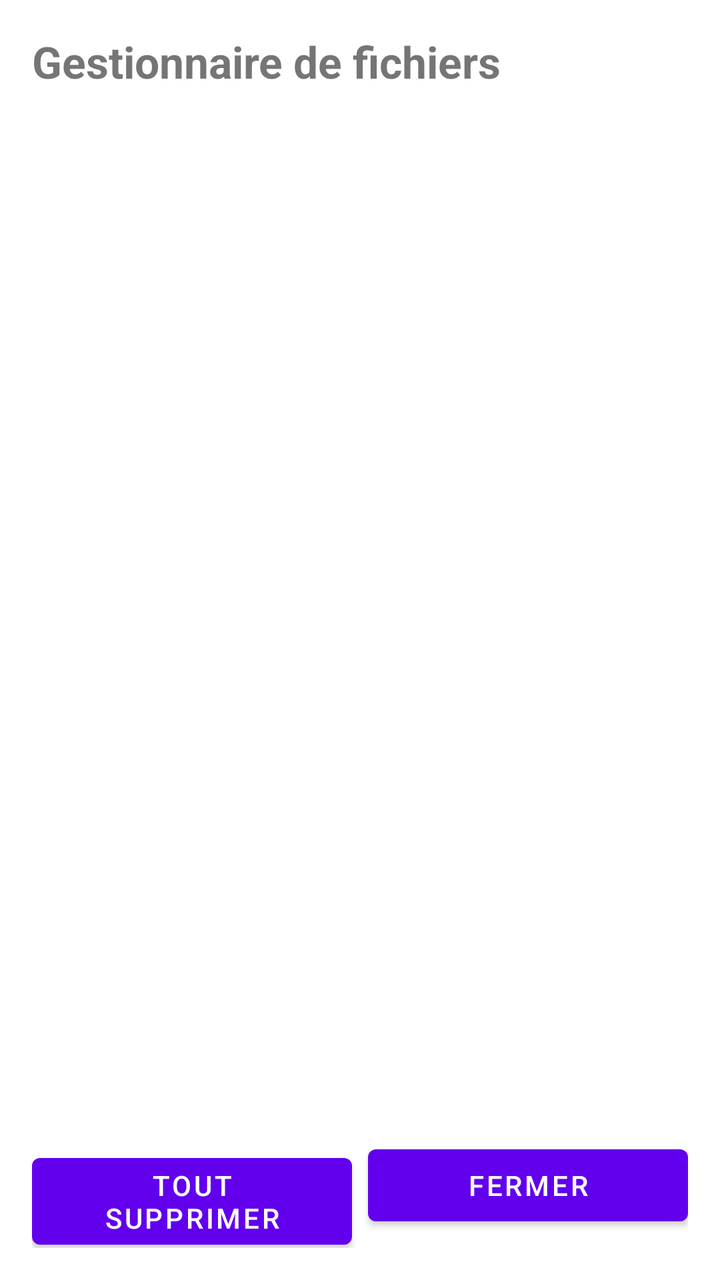
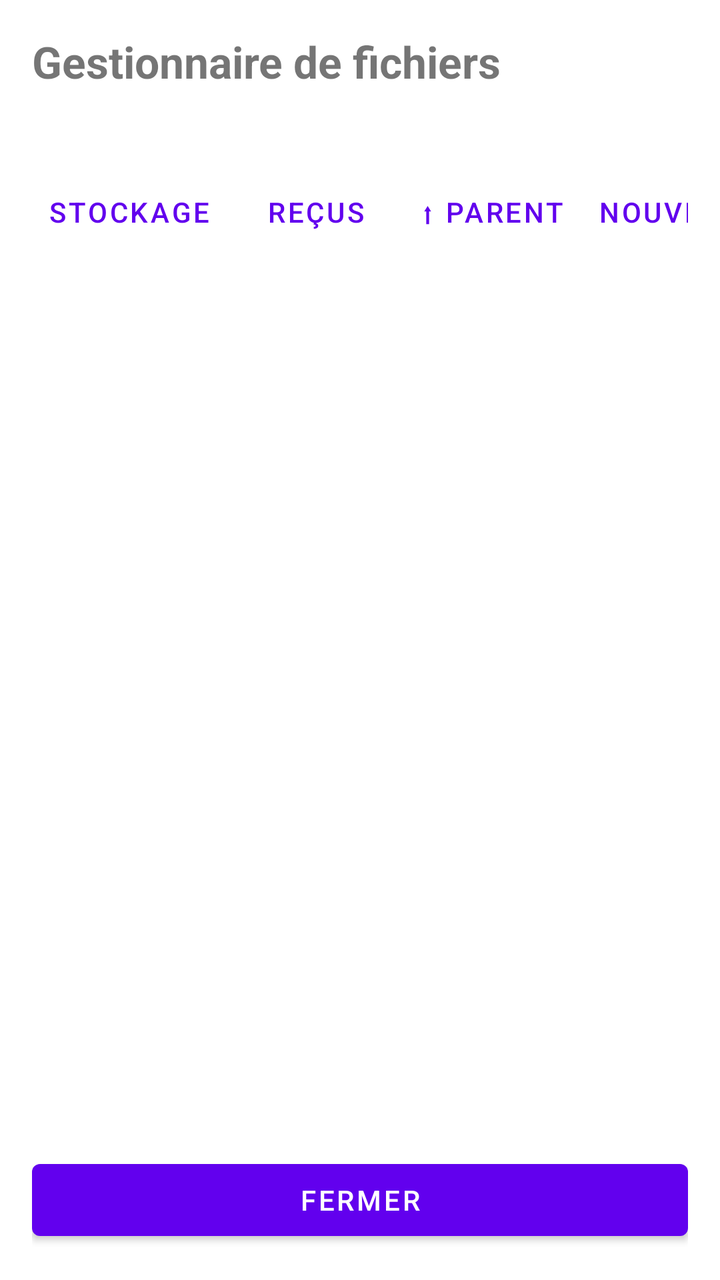

The first picture is an Android layout as it rendered before a commit; the second is the same layout after the commit. The layout source and the unified diff follow.
<!-- AndroidManifest.xml: application theme Theme.ApkShare -->
<!-- res/layout/activity_file_manager.xml -->
<?xml version="1.0" encoding="utf-8"?>
<LinearLayout xmlns:android="http://schemas.android.com/apk/res/android"
    android:layout_width="match_parent"
    android:layout_height="match_parent"
    android:orientation="vertical"
    android:padding="16dp">

    <TextView
        android:layout_width="match_parent"
        android:layout_height="wrap_content"
        android:layout_marginBottom="4dp"
        android:text="Gestionnaire de fichiers"
        android:textSize="22sp"
        android:textStyle="bold" />

    <TextView
        android:id="@+id/summaryText"
        android:layout_width="match_parent"
        android:layout_height="wrap_content"
        android:layout_marginBottom="8dp"
        android:textSize="14sp" />

    <TextView
        android:id="@+id/emptyText"
        android:layout_width="match_parent"
        android:layout_height="wrap_content"
        android:layout_marginTop="16dp"
        android:text="Aucun fichier reçu pour le moment."
        android:visibility="gone" />

    <ListView
        android:id="@+id/fileList"
        android:layout_width="match_parent"
        android:layout_height="0dp"
        android:layout_weight="1" />

    <LinearLayout
        android:layout_width="match_parent"
        android:layout_height="wrap_content"
        android:layout_marginTop="8dp"
        android:orientation="horizontal">

        <Button
            android:id="@+id/deleteAllButton"
            android:layout_width="0dp"
            android:layout_height="wrap_content"
            android:layout_weight="1"
            android:text="Tout supprimer" />

        <Button
            android:id="@+id/closeButton"
            android:layout_width="0dp"
            android:layout_height="wrap_content"
            android:layout_marginStart="8dp"
            android:layout_weight="1"
            android:text="Fermer" />
    </LinearLayout>
</LinearLayout>
<!-- resources referenced by this layout -->
<resources>
  <style name="Theme.ApkShare" parent="Theme.MaterialComponents.DayNight.NoActionBar" />
</resources>

<!-- the commit's change to res/layout/activity_file_manager.xml (unified diff, before → after) -->
@@ -8,24 +8,112 @@
     <TextView
         android:layout_width="match_parent"
         android:layout_height="wrap_content"
-        android:layout_marginBottom="4dp"
         android:text="Gestionnaire de fichiers"
         android:textSize="22sp"
         android:textStyle="bold" />
 
     <TextView
-        android:id="@+id/summaryText"
+        android:id="@+id/pathText"
         android:layout_width="match_parent"
         android:layout_height="wrap_content"
-        android:layout_marginBottom="8dp"
-        android:textSize="14sp" />
+        android:layout_marginTop="4dp"
+        android:ellipsize="start"
+        android:singleLine="true"
+        android:textSize="12sp" />
+
+    <TextView
+        android:id="@+id/countText"
+        android:layout_width="match_parent"
+        android:layout_height="wrap_content"
+        android:textSize="12sp" />
+
+    <HorizontalScrollView
+        android:layout_width="match_parent"
+        android:layout_height="wrap_content"
+        android:scrollbars="none">
+
+        <LinearLayout
+            android:layout_width="wrap_content"
+            android:layout_height="wrap_content"
+            android:orientation="horizontal">
+
+            <Button
+                android:id="@+id/storageButton"
+                style="?android:attr/buttonBarButtonStyle"
+                android:layout_width="wrap_content"
+                android:layout_height="wrap_content"
+                android:text="Stockage" />
+
+            <Button
+                android:id="@+id/receivedButton"
+                style="?android:attr/buttonBarButtonStyle"
+                android:layout_width="wrap_content"
+                android:layout_height="wrap_content"
+                android:text="Reçus" />
+
+            <Button
+                android:id="@+id/upButton"
+                style="?android:attr/buttonBarButtonStyle"
+                android:layout_width="wrap_content"
+                android:layout_height="wrap_content"
+                android:text="⬆ Parent" />
+
+            <Button
+                android:id="@+id/newFolderButton"
+                style="?android:attr/buttonBarButtonStyle"
+                android:layout_width="wrap_content"
+                android:layout_height="wrap_content"
+                android:text="Nouveau dossier" />
+
+            <Button
+                android:id="@+id/selectButton"
+                style="?android:attr/buttonBarButtonStyle"
+                android:layout_width="wrap_content"
+                android:layout_height="wrap_content"
+                android:text="Sélectionner" />
+
+            <Button
+                android:id="@+id/sortButton"
+                style="?android:attr/buttonBarButtonStyle"
+                android:layout_width="wrap_content"
+                android:layout_height="wrap_content"
+                android:text="Trier" />
+
+            <Button
+                android:id="@+id/pasteButton"
+                style="?android:attr/buttonBarButtonStyle"
+                android:layout_width="wrap_content"
+                android:layout_height="wrap_content"
+                android:text="Coller"
+                android:visibility="gone" />
+        </LinearLayout>
+    </HorizontalScrollView>
+
+    <LinearLayout
+        android:id="@+id/permissionCard"
+        android:layout_width="match_parent"
+        android:layout_height="wrap_content"
+        android:orientation="vertical"
+        android:padding="8dp"
+        android:visibility="gone">
+
+        <TextView
+            android:layout_width="match_parent"
+            android:layout_height="wrap_content"
+            android:text="Pour parcourir tout le stockage, autorisez l'accès à tous les fichiers. Seuls les fichiers reçus par ApkShare sont visibles sans cette autorisation." />
+
+        <Button
+            android:id="@+id/permissionButton"
+            android:layout_width="match_parent"
+            android:layout_height="wrap_content"
+            android:text="Autoriser l'accès aux fichiers" />
+    </LinearLayout>
 
     <TextView
         android:id="@+id/emptyText"
         android:layout_width="match_parent"
         android:layout_height="wrap_content"
         android:layout_marginTop="16dp"
-        android:text="Aucun fichier reçu pour le moment."
         android:visibility="gone" />
 
     <ListView
@@ -35,24 +123,68 @@
         android:layout_weight="1" />
 
     <LinearLayout
+        android:id="@+id/selectionBar"
         android:layout_width="match_parent"
         android:layout_height="wrap_content"
-        android:layout_marginTop="8dp"
-        android:orientation="horizontal">
+        android:orientation="vertical"
+        android:visibility="gone">
 
-        <Button
-            android:id="@+id/deleteAllButton"
-            android:layout_width="0dp"
+        <TextView
+            android:id="@+id/selectionText"
+            android:layout_width="match_parent"
             android:layout_height="wrap_content"
-            android:layout_weight="1"
-            android:text="Tout supprimer" />
+            android:textStyle="bold" />
 
-        <Button
-            android:id="@+id/closeButton"
-            android:layout_width="0dp"
+        <LinearLayout
+            android:layout_width="match_parent"
             android:layout_height="wrap_content"
-            android:layout_marginStart="8dp"
-            android:layout_weight="1"
-            android:text="Fermer" />
+            android:orientation="horizontal">
+
+            <Button
+                android:id="@+id/copyButton"
+                style="?android:attr/buttonBarButtonStyle"
+                android:layout_width="0dp"
+                android:layout_height="wrap_content"
+                android:layout_weight="1"
+                android:text="Copier" />
+
+            <Button
+                android:id="@+id/cutButton"
+                style="?android:attr/buttonBarButtonStyle"
+                android:layout_width="0dp"
+                android:layout_height="wrap_content"
+                android:layout_weight="1"
+                android:text="Couper" />
+
+            <Button
+                android:id="@+id/deleteButton"
+                style="?android:attr/buttonBarButtonStyle"
+                android:layout_width="0dp"
+                android:layout_height="wrap_content"
+                android:layout_weight="1"
+                android:text="Suppr." />
+
+            <Button
+                android:id="@+id/shareButton"
+                style="?android:attr/buttonBarButtonStyle"
+                android:layout_width="0dp"
+                android:layout_height="wrap_content"
+                android:layout_weight="1"
+                android:text="Partager" />
+
+            <Button
+                android:id="@+id/moreButton"
+                style="?android:attr/buttonBarButtonStyle"
+                android:layout_width="0dp"
+                android:layout_height="wrap_content"
+                android:layout_weight="1"
+                android:text="Plus…" />
+        </LinearLayout>
     </LinearLayout>
+
+    <Button
+        android:id="@+id/closeButton"
+        android:layout_width="match_parent"
+        android:layout_height="wrap_content"
+        android:text="Fermer" />
 </LinearLayout>
